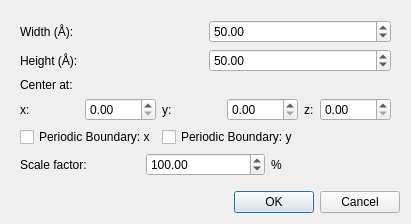
Above: graphenegui/ui/dialog_create.ui from nicolas-loubet/GrapheneGUI before the change. Below: the same form after it.
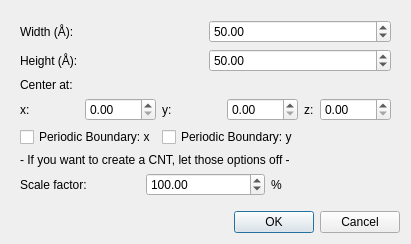
That is the form after the change.

```diff
--- a/graphenegui/ui/dialog_create.ui
+++ b/graphenegui/ui/dialog_create.ui
@@ -209,6 +209,13 @@
                     </item>
                   </layout>
                 </item>
+                <item>
+                  <widget class="QLabel" name="label_9">
+                    <property name="text">
+                      <string>- If you want to create a CNT, let those options off -</string>
+                    </property>
+                  </widget>
+                </item>
                 <item>
                   <layout class="QHBoxLayout" name="horizontalLayout">
                     <item>
```
